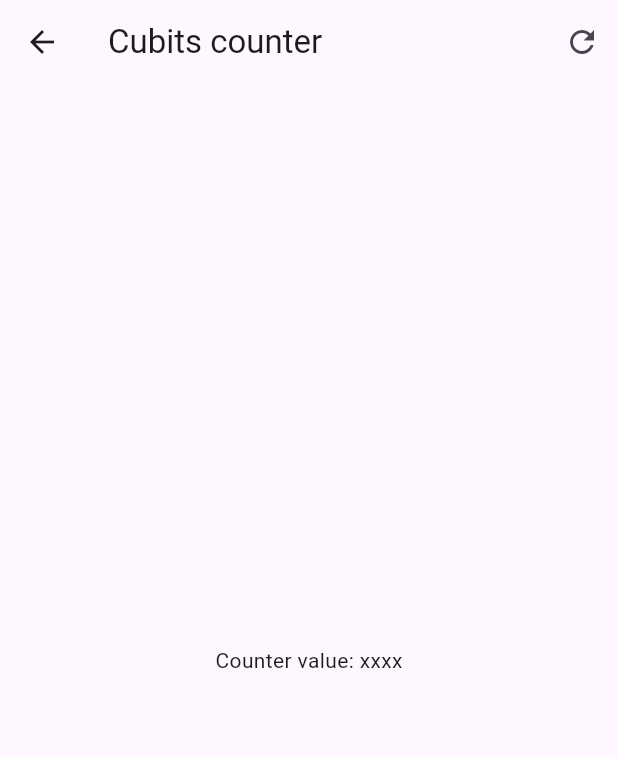
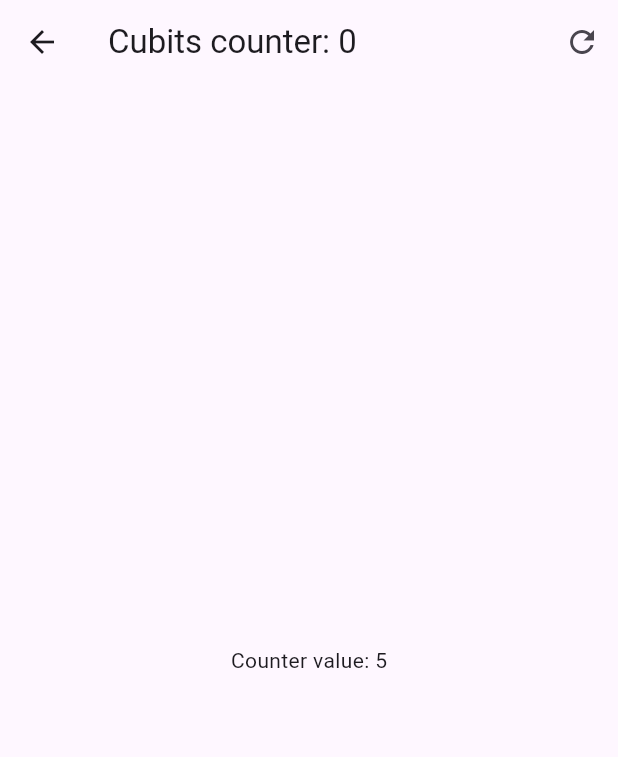
Before and after one commit to gabrielvejar/forms_app, a Flutter app: the screen it shows after launch, after a tap on "Cubits", on a phone screen of 412 x 824 dp. Shown: the top 757 px of the screen. Run offline on Flutter 3.47's test engine with Material 3 defaults, Android fonts, the phone set to English and light mode, and no system bars; our stand-ins replace equatable, flutter_bloc, go_router.

Commit message:
Add CounterCubit and CounterState for counter management
- Implement CounterCubit to manage counter state with increase and reset functionality.
- Create CounterState to hold counter and transaction count values.
- Update CubitCounterScreen to provide CounterCubit and display counter values.
- Modify pubspec.yaml and pubspec.lock to include necessary dependencies.

```diff
--- /dev/null
+++ b/lib/presentation/blocs/counter_cubit/counter_state.dart
@@ -0,0 +1,16 @@
+part of 'counter_cubit.dart';
+
+class CounterState extends Equatable{
+  final int counter;
+  final int transactionCount;
+
+  const CounterState({this.counter = 0, this.transactionCount = 0});
+
+  copyWith({int? counter, int? transactionCount}) => CounterState(
+    counter: counter ?? this.counter,
+    transactionCount: transactionCount ?? this.transactionCount,
+  );
+
+  @override
+  List<Object?> get props => [counter, transactionCount];
+}
--- a/lib/presentation/screens/cubit_counter_screen.dart
+++ b/lib/presentation/screens/cubit_counter_screen.dart
@@ -1,21 +1,53 @@
 import 'package:flutter/material.dart';
+import 'package:flutter_bloc/flutter_bloc.dart';
+import 'package:forms_app/presentation/blocs/counter_cubit/counter_cubit.dart';
 
 class CubitCounterScreen extends StatelessWidget {
   const CubitCounterScreen({super.key});
 
   @override
   Widget build(BuildContext context) {
+    return BlocProvider(
+      create: (_) => CounterCubit(),
+      child: const _CubitCounterView(),
+    );
+  }
+}
+
+class _CubitCounterView extends StatelessWidget {
+  const _CubitCounterView();
+
+  void increaseBy(BuildContext context, int value) {
+    context.read<CounterCubit>().increaseBy(value);
+  }
+
+  @override
+  Widget build(BuildContext context) {
+    // final counterState = context.watch<CounterCubit>().state;
+
     return Scaffold(
       appBar: AppBar(
-        title: Text('Cubits counter'),
+        title: context.select((CounterCubit value) {
+          return Text('Cubits counter: ${value.state.transactionCount}');
+        },),
         actions: [
           IconButton(
-            onPressed: () {},
-            icon: Icon(Icons.refresh_outlined)
-          )
+            onPressed: () {
+              context.read<CounterCubit>().reset();
+            },
+            icon: Icon(Icons.refresh_outlined),
+          ),
         ],
       ),
-      body: Center(child: const Text('Counter value: xxxx')),
+      body: Center(
+        child: BlocBuilder<CounterCubit, CounterState>(
+          // buildWhen: (previous, current) => current.counter != previous.counter,
+          builder: (context, state) {
+            print('counter cambió');
+            return Text('Counter value: ${state.counter}');
+          },
+        ),
+      ),
       floatingActionButton: Column(
         mainAxisAlignment: MainAxisAlignment.end,
         children: [
@@ -23,25 +55,25 @@ class CubitCounterScreen extends StatelessWidget {
             heroTag: '1',
             child: const Text('+3'),
             onPressed: () {
-
-            }
+              increaseBy(context, 3);
+            },
           ),
           const SizedBox(height: 15),
           FloatingActionButton(
             heroTag: '2',
             child: const Text('+2'),
             onPressed: () {
-
-            }
+              increaseBy(context, 2);
+            },
           ),
           const SizedBox(height: 15),
           FloatingActionButton(
             heroTag: '3',
             child: const Text('+1'),
             onPressed: () {
-
-            }
-          )
+              increaseBy(context, 1);
+            },
+          ),
         ],
       ),
     );
--- a/pubspec.yaml
+++ b/pubspec.yaml
@@ -7,8 +7,10 @@ environment:
   sdk: ^3.8.0
 
 dependencies:
+  equatable: ^2.0.7
   flutter:
     sdk: flutter
+  flutter_bloc: ^8.1.2
   go_router: ^15.1.3
 
 dev_dependencies:
```
Also changed, not shown: lib/presentation/blocs/counter_cubit/counter_cubit.dart (added, +21 -0 lines), pubspec.lock.
